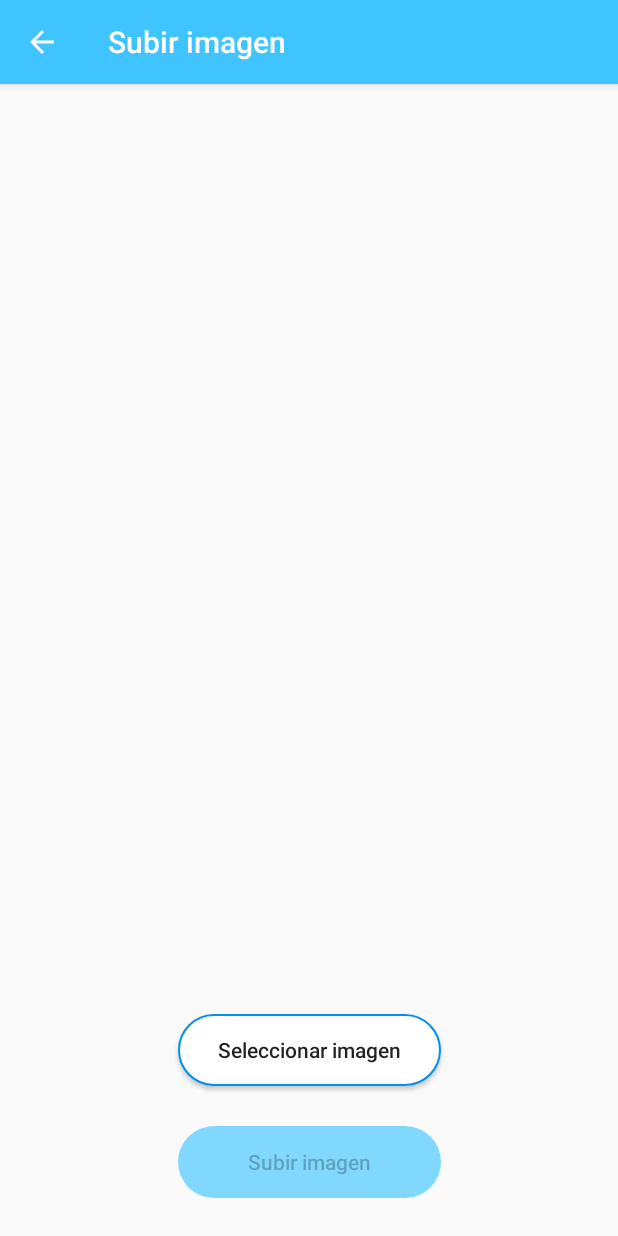
After one commit to ang0823/apps-development-2020, an Android app: the UploadPicActivity screen opened directly, with no data from a screen before it, on a phone screen of 412 x 824 dp. The commit adds this screen. Run offline under Robolectric (Android 15) with nearby library versions, the phone set to English and light mode, and no system bars; network calls fail.

Commit message:
SE AGREGO ACTIVITY PARA SELECIONAR IMAGEN A SUBIR

```diff
--- a/SocialBox/app/src/main/AndroidManifest.xml
+++ b/SocialBox/app/src/main/AndroidManifest.xml
@@ -13,9 +13,13 @@
         android:theme="@style/AppTheme"
         android:usesCleartextTraffic="true">
         <activity
+            android:name=".UploadPicActivity"
+            android:label="Subir imagen"
+            android:parentActivityName=".NavigationActivity"/>
+        <activity
             android:name=".EditInfoActivity"
             android:label="Modificar datos"
-            android:parentActivityName=".NavigationActivity"/>
+            android:parentActivityName=".NavigationActivity" />
         <activity
             android:name=".OtherUserProfileActivity"
             android:label="Perfil de usuario"
--- /dev/null
+++ b/SocialBox/app/src/main/java/com/desapp/socialbox/UploadPicActivity.java
@@ -0,0 +1,98 @@
+package com.desapp.socialbox;
+
+import androidx.annotation.Nullable;
+import androidx.appcompat.app.AppCompatActivity;
+import androidx.core.app.NavUtils;
+
+import android.content.Intent;
+import android.graphics.Bitmap;
+import android.net.Uri;
+import android.os.Bundle;
+import android.provider.MediaStore;
+import android.view.MenuItem;
+import android.view.View;
+import android.widget.Button;
+import android.widget.EditText;
+import android.widget.ImageView;
+import android.widget.Toast;
+
+import java.io.IOException;
+
+public class UploadPicActivity extends AppCompatActivity {
+    ImageView selectedImg;
+    EditText imgDesc;
+    Button selectImgButton;
+    Button uploadImgButton;
+    final int PICK_IMAGE = 1;
+    Bitmap bitmap;
+
+    @Override
+    protected void onCreate(Bundle savedInstanceState) {
+        super.onCreate(savedInstanceState);
+        setContentView(R.layout.activity_upload_pic);
+        initializeComponents();
+    }
+
+    private void initializeComponents() {
+        selectedImg = findViewById(R.id.selected_img);
+        imgDesc = findViewById(R.id.img_desc_input);
+        selectImgButton = findViewById(R.id.btn_select);
+        uploadImgButton = findViewById(R.id.btn_upload);
+
+        selectImgButton.setOnClickListener(new View.OnClickListener() {
+            @Override
+            public void onClick(View v) {
+                selectImage(v);
+            }
+        });
+
+        uploadImgButton.setOnClickListener(new View.OnClickListener() {
+            @Override
+            public void onClick(View v) {
+                uploadImage(v);
+            }
+        });
+    }
+
+    private void selectImage(View view) {
+        Intent intent = new Intent();
+        intent.setType("image/*");
+        intent.setAction(Intent.ACTION_GET_CONTENT);
+        startActivityForResult(intent, PICK_IMAGE);
+    }
+
+    @Override
+    protected void onActivityResult(int requestCode, int resultCode, @Nullable Intent data) {
+        super.onActivityResult(requestCode, resultCode, data);
+        if(requestCode == PICK_IMAGE && resultCode == RESULT_OK && data != null) {
+            Uri imgPath = data.getData();
+            try {
+                bitmap = MediaStore.Images.Media.getBitmap(getContentResolver(), imgPath);
+                selectedImg.setImageBitmap(bitmap);
+                selectedImg.setVisibility(View.VISIBLE);
+                imgDesc.setVisibility(View.VISIBLE);
+                uploadImgButton.setEnabled(true);
+            } catch (IOException e) {
+                Toast.makeText(UploadPicActivity.this,
+                        "No se pudo cargar la imagen:\n" + e.getMessage(),
+                        Toast.LENGTH_LONG).show();
+            }
+        }
+    }
+
+    private void uploadImage(View view) {
+
+    }
+
+    public boolean onOptionsItemSelected(MenuItem item) {
+        switch (item.getItemId()) {
+            case android.R.id.home:
+                Intent parentIntent = NavUtils.getParentActivityIntent(this);
+                parentIntent.setFlags(Intent.FLAG_ACTIVITY_BROUGHT_TO_FRONT | Intent.FLAG_ACTIVITY_SINGLE_TOP | Intent.FLAG_ACTIVITY_REORDER_TO_FRONT);
+                startActivity(parentIntent);
+                finish();
+                return true;
+        }
+        return super.onOptionsItemSelected(item);
+    }
+}
--- /dev/null
+++ b/SocialBox/app/src/main/res/drawable/ic_baseline_add_circle_outline_24.xml
@@ -0,0 +1,5 @@
+<vector android:height="40dp" android:tint="#FFFFFF"
+    android:viewportHeight="24" android:viewportWidth="24"
+    android:width="40dp" xmlns:android="http://schemas.android.com/apk/res/android">
+    <path android:fillColor="@android:color/white" android:pathData="M13,7h-2v4L7,11v2h4v4h2v-4h4v-2h-4L13,7zM12,2C6.48,2 2,6.48 2,12s4.48,10 10,10 10,-4.48 10,-10S17.52,2 12,2zM12,20c-4.41,0 -8,-3.59 -8,-8s3.59,-8 8,-8 8,3.59 8,8 -3.59,8 -8,8z"/>
+</vector>
--- /dev/null
+++ b/SocialBox/app/src/main/res/layout/activity_upload_pic.xml
@@ -0,0 +1,62 @@
+<?xml version="1.0" encoding="utf-8"?>
+<androidx.constraintlayout.widget.ConstraintLayout
+    xmlns:android="http://schemas.android.com/apk/res/android"
+    xmlns:app="http://schemas.android.com/apk/res-auto"
+    xmlns:tools="http://schemas.android.com/tools"
+    android:layout_width="match_parent"
+    android:layout_height="match_parent"
+    tools:context=".UploadPicActivity">
+
+    <ImageView
+        android:id="@+id/selected_img"
+        android:layout_width="wrap_content"
+        android:layout_height="300dp"
+        android:layout_marginStart="10dp"
+        android:layout_marginTop="5dp"
+        android:layout_marginEnd="10dp"
+        android:visibility="gone"
+        app:layout_constraintEnd_toEndOf="parent"
+        app:layout_constraintStart_toStartOf="parent"
+        app:layout_constraintTop_toTopOf="parent"
+        tools:srcCompat="@tools:sample/avatars" />
+
+    <EditText
+        android:id="@+id/img_desc_input"
+        android:layout_width="match_parent"
+        android:layout_height="125dp"
+        android:layout_marginStart="10dp"
+        android:layout_marginTop="5dp"
+        android:layout_marginEnd="10dp"
+        android:visibility="gone"
+        android:ems="10"
+        android:background="@drawable/round_corner"
+        android:inputType="textMultiLine"
+        android:hint="Ingresa descripción"
+        android:padding="10dp"
+        app:layout_constraintEnd_toEndOf="parent"
+        app:layout_constraintStart_toStartOf="parent"
+        app:layout_constraintTop_toBottomOf="@+id/selected_img" />
+
+    <Button
+        android:id="@+id/btn_select"
+        android:layout_width="175dp"
+        android:layout_height="wrap_content"
+        android:layout_marginBottom="100dp"
+        android:background="@drawable/transparent_button"
+        android:text="Seleccionar imagen"
+        app:layout_constraintBottom_toBottomOf="parent"
+        app:layout_constraintEnd_toEndOf="parent"
+        app:layout_constraintStart_toStartOf="parent" />
+
+    <Button
+        android:id="@+id/btn_upload"
+        android:layout_width="175dp"
+        android:layout_height="wrap_content"
+        android:layout_marginBottom="25dp"
+        android:background="@drawable/blue_round_corner"
+        android:enabled="false"
+        android:text="Subir imagen"
+        app:layout_constraintBottom_toBottomOf="parent"
+        app:layout_constraintEnd_toEndOf="parent"
+        app:layout_constraintStart_toStartOf="parent" />
+</androidx.constraintlayout.widget.ConstraintLayout>
```
Also changed, not shown: SocialBox/app/src/main/java/com/desapp/socialbox/fragment/ProfileFragment.java (+32 -13 lines), SocialBox/app/src/main/res/layout/fragment_profile.xml (+17 -1 lines).
